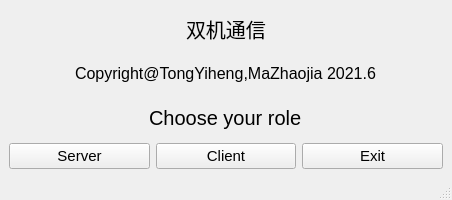
Old version of the form socket/winsock/mainwindow.ui in the repository tong1heng/Dual-Computer-Communication.
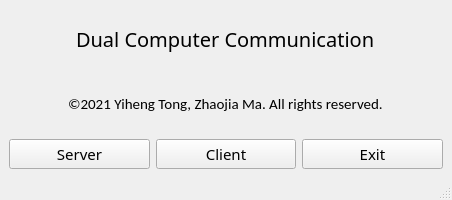
New version of the form. Icons and pictures are not drawn.

```diff
--- a/socket/winsock/mainwindow.ui
+++ b/socket/winsock/mainwindow.ui
@@ -32,16 +32,17 @@
    <string>MainWindow</string>
   </property>
   <widget class="QWidget" name="centralwidget">
-   <layout class="QVBoxLayout" name="verticalLayout">
+   <layout class="QVBoxLayout" name="verticalLayout" stretch="0,0,0">
     <item alignment="Qt::AlignHCenter">
      <widget class="QLabel" name="label">
       <property name="font">
        <font>
+        <family>方正粗黑宋简体</family>
         <pointsize>15</pointsize>
        </font>
       </property>
       <property name="text">
-       <string>双机通信</string>
+       <string>Dual Computer Communication</string>
       </property>
      </widget>
     </item>
@@ -49,33 +50,25 @@
      <widget class="QLabel" name="label_2">
       <property name="font">
        <font>
-        <pointsize>12</pointsize>
+        <family>Calibri</family>
+        <pointsize>11</pointsize>
        </font>
       </property>
       <property name="text">
-       <string>Copyright@TongYiheng,MaZhaojia 2021.6</string>
-      </property>
-     </widget>
-    </item>
-    <item alignment="Qt::AlignHCenter">
-     <widget class="QLabel" name="label_3">
-      <property name="font">
-       <font>
-        <pointsize>15</pointsize>
-       </font>
-      </property>
-      <property name="text">
-       <string>Choose your role</string>
+       <string>©2021 Yiheng Tong, Zhaojia Ma. All rights reserved.</string>
       </property>
      </widget>
     </item>
     <item>
-     <layout class="QHBoxLayout" name="horizontalLayout">
+     <layout class="QHBoxLayout" name="horizontalLayout" stretch="0,0,0">
       <item>
        <widget class="QPushButton" name="goToServer">
         <property name="font">
          <font>
+          <family>黑体</family>
           <pointsize>11</pointsize>
+          <weight>50</weight>
+          <bold>false</bold>
          </font>
         </property>
         <property name="text">
@@ -87,6 +80,7 @@
        <widget class="QPushButton" name="goToClient">
         <property name="font">
          <font>
+          <family>黑体</family>
           <pointsize>11</pointsize>
          </font>
         </property>
@@ -99,12 +93,20 @@
        <widget class="QPushButton" name="exitButton">
         <property name="font">
          <font>
+          <family>黑体</family>
           <pointsize>11</pointsize>
          </font>
         </property>
         <property name="text">
          <string>Exit</string>
         </property>
+        <property name="icon">
+         <iconset resource="icon.qrc">
+          <normaloff>:/button/icons/exitButton.png</normaloff>:/button/icons/exitButton.png</iconset>
+        </property>
+        <property name="checkable">
+         <bool>false</bool>
+        </property>
        </widget>
       </item>
      </layout>
```
Left out of the diff: 18 changed lines with no effect on the pictures.
